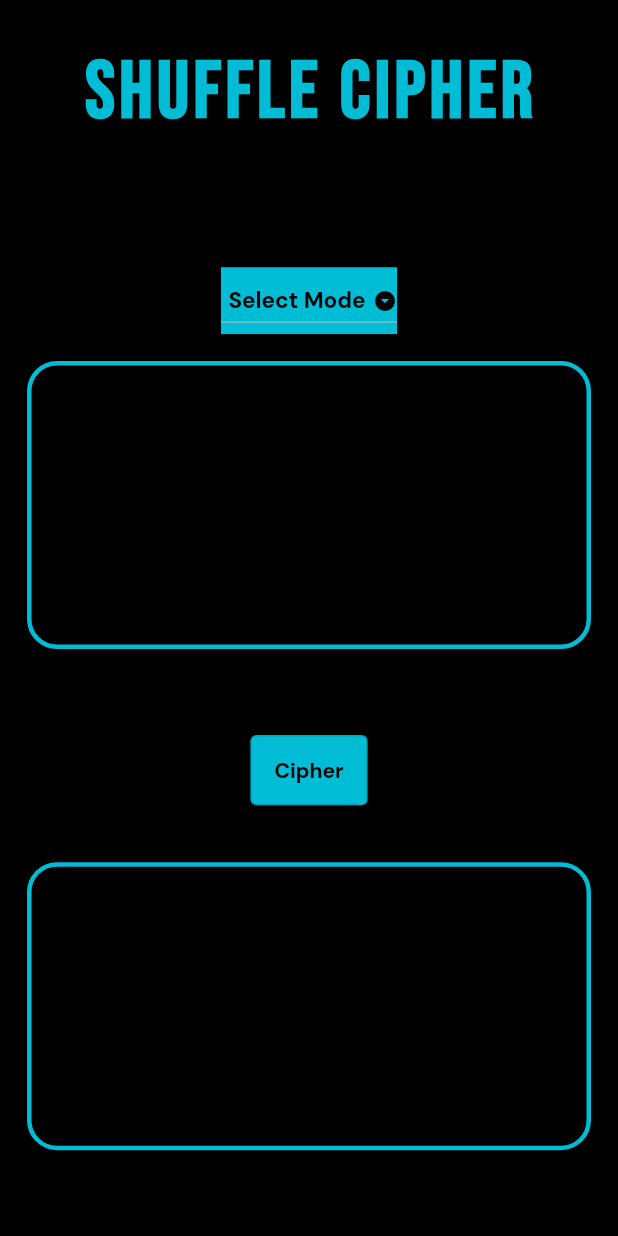
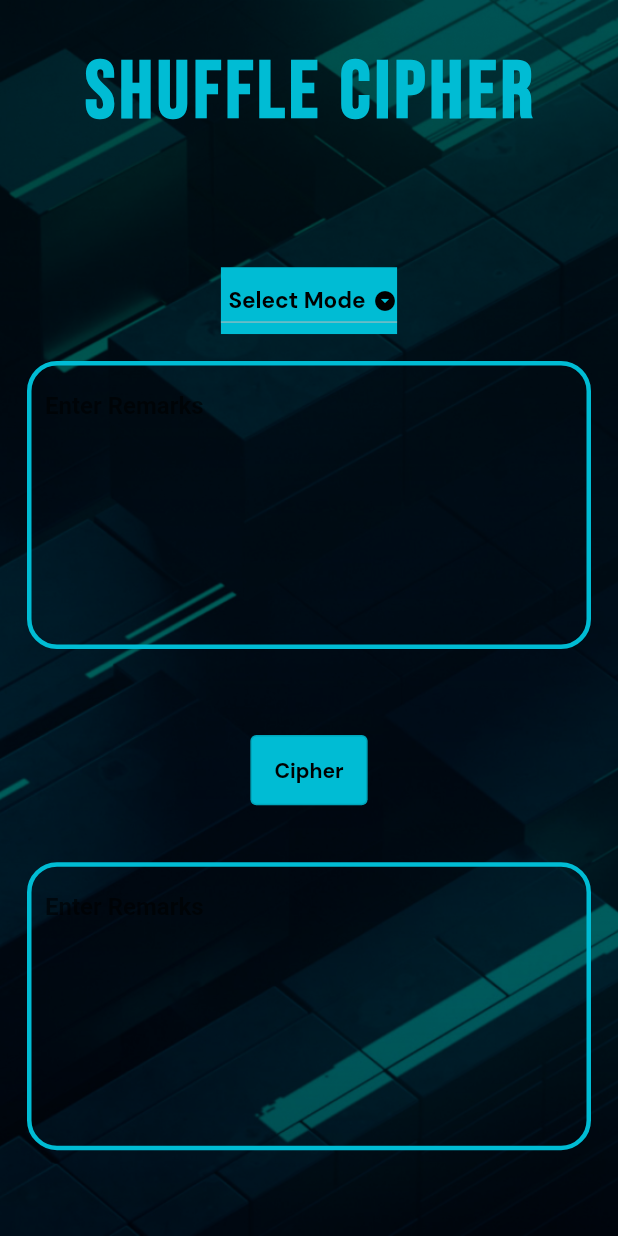
Before and after one commit to nikhil-RGB/Flutter-Cipher, a Flutter app: the screen it shows after launch, on a phone screen of 412 x 824 dp. Run offline on Flutter 3.47's test engine with Material 2 defaults, Android fonts, the phone set to English and light mode, and no system bars; our stand-ins replace google_fonts; Roboto replaces fonts that are missing (Aldrich).

Commit message:
✨Add background image, beautify fonts

```diff
--- a/lib/screens/home.dart
+++ b/lib/screens/home.dart
@@ -5,6 +5,7 @@ import 'package:flutter/material.dart';
 class home extends StatefulWidget {
   static const modes = ["Cipher", "Decipher"];
   String _currentMode = "Cipher";
+  bool _sudo = false;
   home({Key? key}) : super(key: key);
 
   @override
@@ -12,12 +13,19 @@ class home extends StatefulWidget {
 }
 
 class _homeState extends State<home> {
-  TextEditingController textarea = TextEditingController();
+  TextEditingController textarea1 = TextEditingController();
+  TextEditingController textarea2 = TextEditingController();
   @override
   Widget build(BuildContext context) {
     //Widget  tree for home widget
-    return Scaffold(
-      backgroundColor: Colors.black,
+    return Container(
+      constraints: const BoxConstraints.expand(),
+      decoration: const BoxDecoration(
+          image: DecorationImage(
+              image: AssetImage("assets/images/background.png"),
+              fit: BoxFit.cover)),
+      child: Scaffold(
+        backgroundColor: Colors.transparent,
         body: Center(
           // Center is a layout widget. It takes a single child and positions it
           // in the middle of the parent.
@@ -32,7 +40,7 @@ class _homeState extends State<home> {
                   child: Padding(
                     padding: const EdgeInsets.all(30.0),
                     child: Text(
-                    "Shuffle Cipher",
+                      widget._sudo ? "!Sudo Mode!" : "Shuffle Cipher",
                       style: GoogleFonts.bebasNeue(
                         fontSize: 53,
                         fontWeight: FontWeight.bold,
@@ -91,7 +99,11 @@ class _homeState extends State<home> {
                 child: Padding(
                   padding: const EdgeInsets.all(18.0),
                   child: TextField(
-                  controller: textarea,
+                    style: GoogleFonts.aldrich(
+                      fontWeight: FontWeight.bold,
+                      color: (widget._sudo) ? Colors.cyan : Colors.white,
+                    ),
+                    controller: textarea1,
                     keyboardType: TextInputType.multiline,
                     maxLines: 8,
                     decoration: InputDecoration(
@@ -125,7 +137,11 @@ class _homeState extends State<home> {
                 child: Padding(
                   padding: const EdgeInsets.all(18.0),
                   child: TextField(
-                  controller: textarea,
+                    style: GoogleFonts.aldrich(
+                      fontWeight: FontWeight.bold,
+                      color: (widget._sudo) ? Colors.cyan : Colors.white,
+                    ),
+                    controller: textarea2,
                     keyboardType: TextInputType.multiline,
                     maxLines: 8,
                     decoration: InputDecoration(
@@ -137,6 +153,7 @@ class _homeState extends State<home> {
                 ),
               ),
             ],
+          ),
         ),
       ),
     );
--- a/pubspec.yaml
+++ b/pubspec.yaml
@@ -59,9 +59,9 @@ flutter:
   uses-material-design: true
 
   # To add assets to your application, add an assets section, like this:
-  # assets:
-  #   - images/a_dot_burr.jpeg
-  #   - images/a_dot_ham.jpeg
+  assets:
+    - assets/images/
+
 
   # An image asset can refer to one or more resolution-specific "variants", see
   # https://flutter.dev/assets-and-images/#resolution-aware
```
Also changed, not shown: assets/images/background.png (added). Lines whose indentation alone changed are shown as unchanged.
